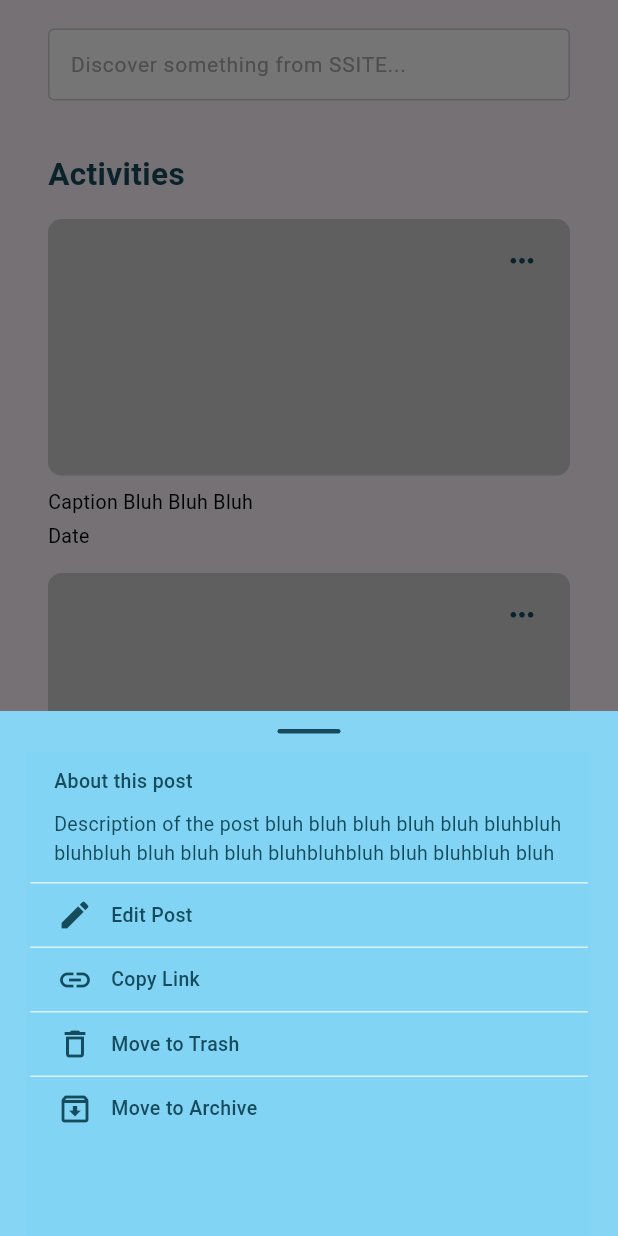
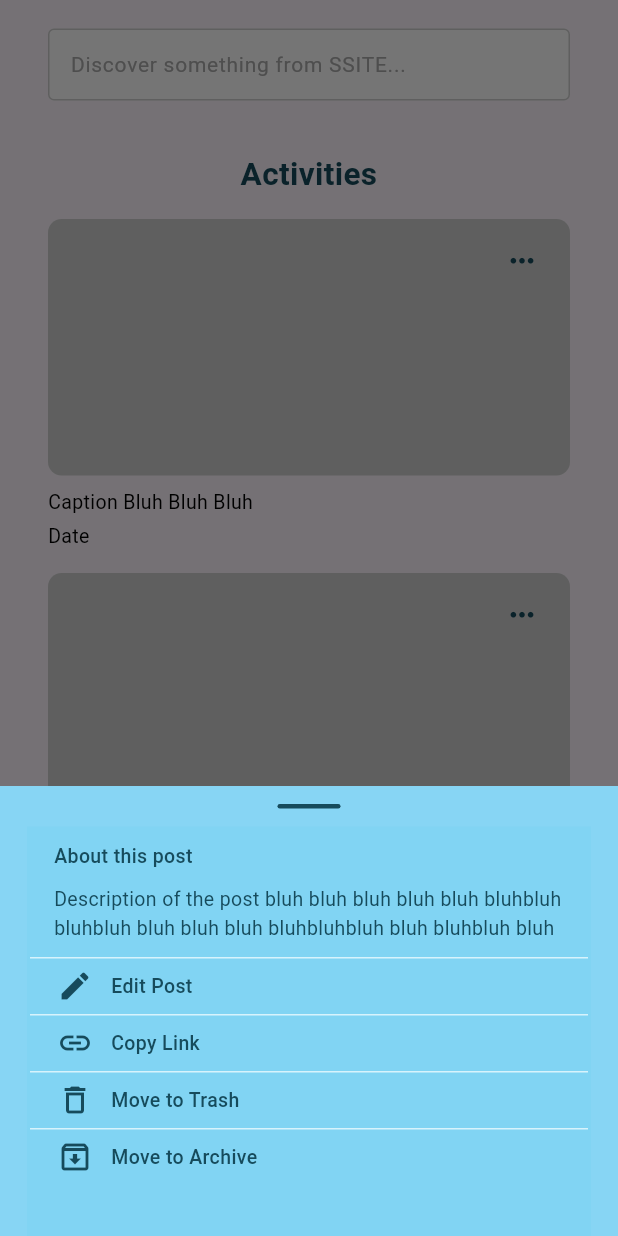
Before and after one commit to euancz/ssite_app, a Flutter app: the ActivitiesScreen widget shown alone on an empty page, opened directly, after a tap on the "keyboard control" icon, on a phone screen of 412 x 824 dp. Run offline on Flutter 3.47's test engine with Material 3 defaults, Android fonts, the light colour scheme and no system bars.

Commit message:
made headings centered reduced the empty space in the three dot menu in content boxes

```diff
--- a/lib/screens/activities/activities_screen.dart
+++ b/lib/screens/activities/activities_screen.dart
@@ -15,7 +15,7 @@ class ActivitiesScreen extends StatelessWidget {
           bottom: 30,
         ),
         child: Column(
-          crossAxisAlignment: CrossAxisAlignment.start,
+          crossAxisAlignment: CrossAxisAlignment.center,
           children: [
             // SEARCH BAR
             const AppSearchBar(),
@@ -25,6 +25,7 @@ class ActivitiesScreen extends StatelessWidget {
             // TITLE
             const Text(
               'Activities',
+              textAlign: TextAlign.center,
               style: TextStyle(
                 fontSize: 21,
                 fontWeight: FontWeight.bold,
@@ -115,7 +116,7 @@ class ActivitiesScreen extends StatelessWidget {
       shape: const RoundedRectangleBorder(borderRadius: BorderRadius.zero),
       builder: (context) {
         return SizedBox(
-          height: 350,
+          height: 300,
           width: double.infinity,
           child: Column(
             children: [
@@ -212,7 +213,7 @@ class ActivitiesScreen extends StatelessWidget {
     return GestureDetector(
       onTap: onTap,
       child: Container(
-        height: 43,
+        height: 38,
         margin: const EdgeInsets.symmetric(horizontal: 2),
         decoration: const BoxDecoration(
           border: Border(top: BorderSide(color: Color(0xFFD8F3FC), width: 1)),
--- a/lib/screens/home/home_screen.dart
+++ b/lib/screens/home/home_screen.dart
@@ -107,7 +107,7 @@ class HomeScreen extends StatelessWidget {
       shape: const RoundedRectangleBorder(borderRadius: BorderRadius.zero),
       builder: (context) {
         return SizedBox(
-          height: 350,
+          height: 300,
           width: double.infinity,
           child: Column(
             children: [
@@ -196,7 +196,6 @@ class HomeScreen extends StatelessWidget {
                         },
                       ),
 
-                      // MOVE TO ARCHIVE
                       _buildOption(
                         context,
                         icon: Icons.archive_outlined,
@@ -225,7 +224,7 @@ class HomeScreen extends StatelessWidget {
     return GestureDetector(
       onTap: onTap,
       child: Container(
-        height: 43,
+        height: 38,
         margin: const EdgeInsets.symmetric(horizontal: 2),
         decoration: const BoxDecoration(
           border: Border(top: BorderSide(color: Color(0xFFD8F3FC), width: 1)),
```
Also changed, not shown: lib/screens/articles/articles_screen.dart (+4 -3 lines).
